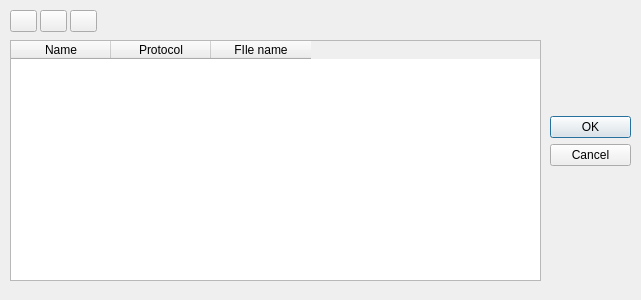
Above: enginemanager.ui from fire-lizard/QBoard before the change. Below: the same form after it.
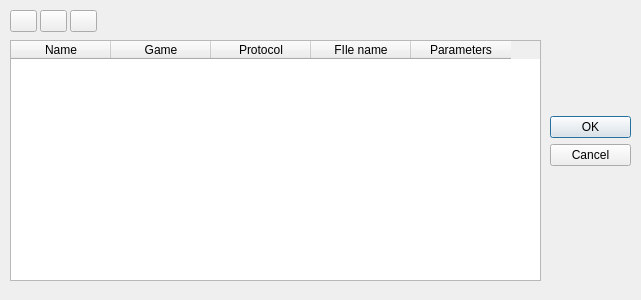
That is the form after the change. Icons and pictures are not drawn.

Diff of the .ui file:
```diff
--- a/enginemanager.ui
+++ b/enginemanager.ui
@@ -55,6 +55,11 @@
      <string>Name</string>
     </property>
    </column>
+   <column>
+    <property name="text">
+     <string>Game</string>
+    </property>
+   </column>
    <column>
     <property name="text">
      <string>Protocol</string>
@@ -65,6 +70,11 @@
      <string>FIle name</string>
     </property>
    </column>
+   <column>
+    <property name="text">
+     <string>Parameters</string>
+    </property>
+   </column>
   </widget>
   <widget class="QToolButton" name="toolButton">
    <property name="geometry">
```
Left out of the diff: 6 changed lines with no effect on the pictures.
